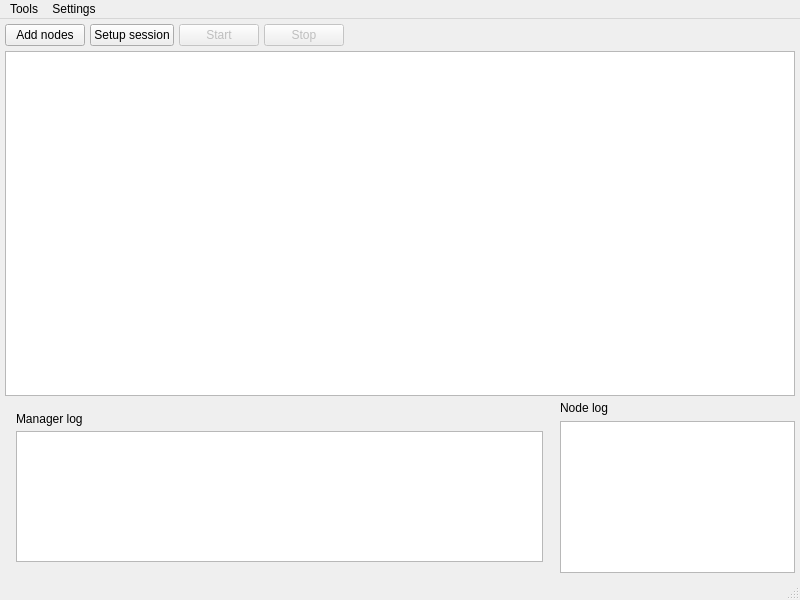
The window that app/gui/mainwindow/mainwindow.ui (olerapx/VLSI-Designer) describes before a commit, drawn with Qt 5.
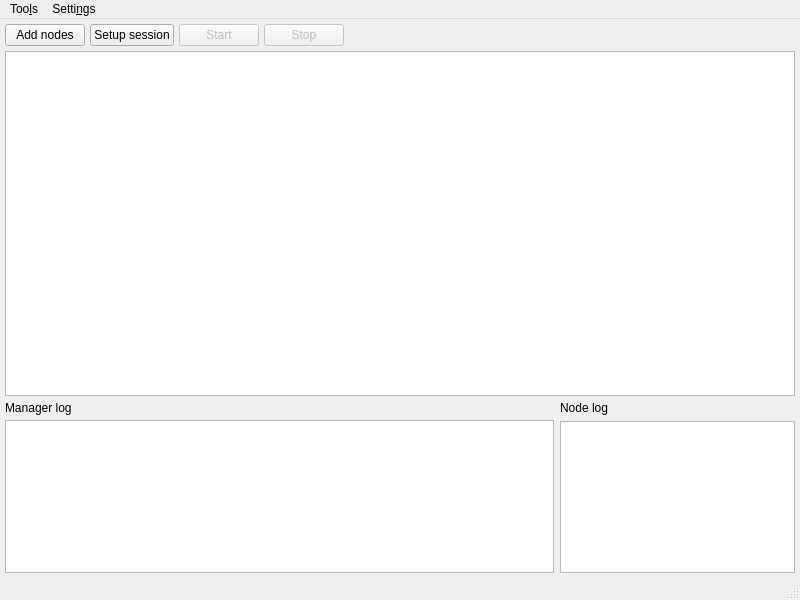
The same window after the commit.

What changed in the file:
```diff
--- a/app/gui/mainwindow/mainwindow.ui
+++ b/app/gui/mainwindow/mainwindow.ui
@@ -202,6 +202,18 @@
          <property name="spacing">
           <number>5</number>
          </property>
+         <property name="leftMargin">
+          <number>0</number>
+         </property>
+         <property name="topMargin">
+          <number>0</number>
+         </property>
+         <property name="rightMargin">
+          <number>0</number>
+         </property>
+         <property name="bottomMargin">
+          <number>0</number>
+         </property>
          <item>
           <widget class="QLabel" name="managerLogLabel">
            <property name="font">
@@ -274,18 +286,18 @@
      <x>0</x>
      <y>0</y>
      <width>800</width>
-     <height>21</height>
+     <height>30</height>
     </rect>
    </property>
    <widget class="QMenu" name="menuTools">
     <property name="title">
-     <string>Tools</string>
+     <string>Too&amp;ls</string>
     </property>
     <addaction name="generatorAction"/>
    </widget>
    <widget class="QMenu" name="menuSettings">
     <property name="title">
-     <string>Settings</string>
+     <string>Setti&amp;ngs</string>
     </property>
     <addaction name="networkConfigurationAction"/>
    </widget>
```
Left out of the diff: 4 changed lines with no effect on the pictures.
